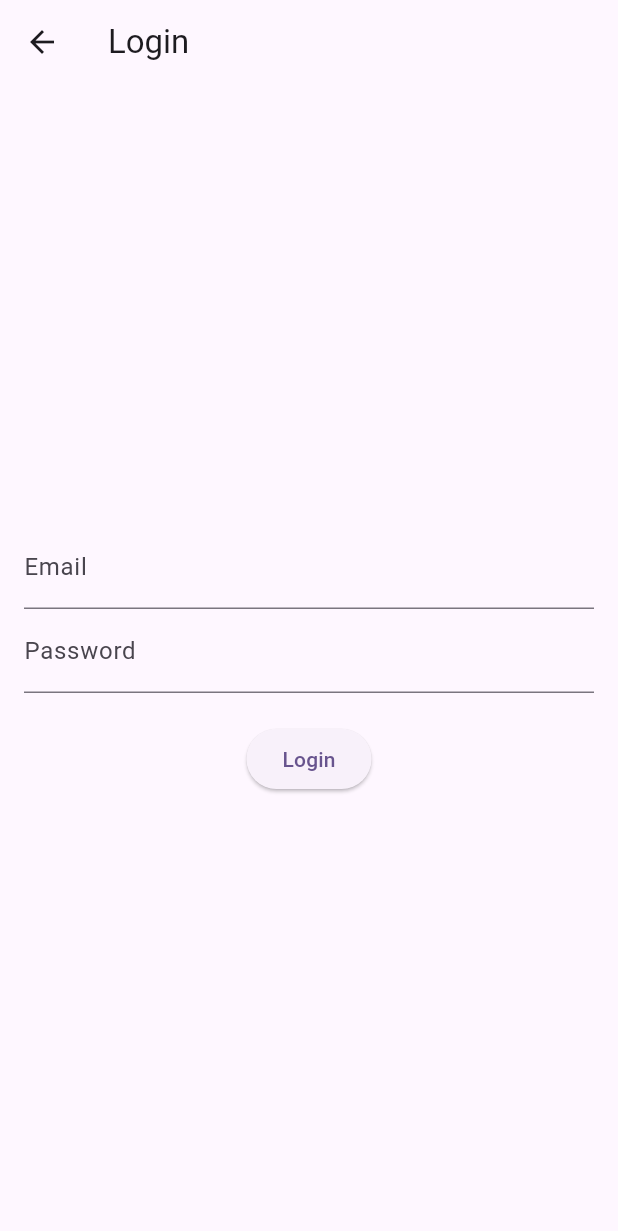
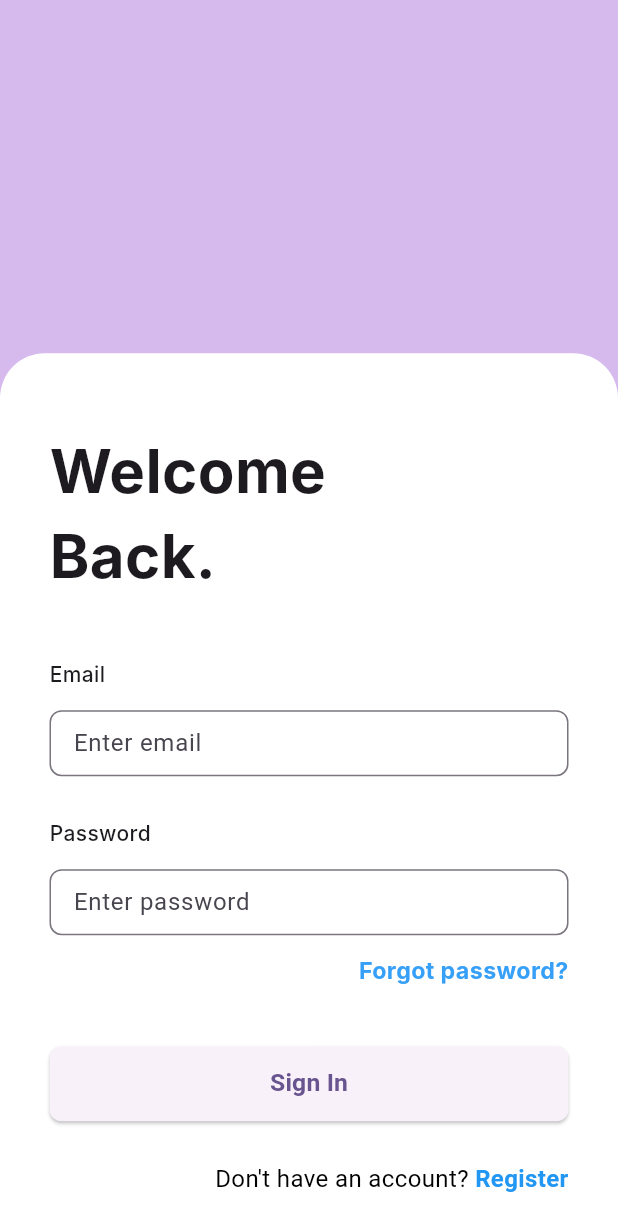
Before and after one commit to Aluve-Software/aluve_calendar_mobile, a Flutter app: the LoginScreen screen opened directly, on a phone screen of 412 x 824 dp. Shown: the top 1231 px of the screen. Run offline on Flutter 3.47's test engine with Material 2 defaults, Android fonts, the phone set to English and light mode, and no system bars; our stand-ins replace dio, email_validator, logger, shared_preferences; accounts and stored records are empty; Roboto replaces fonts that are missing (Inter, Nunito, Poppins).

Commit message:
🚀 feat(login_screen.dart): add button widget import to improve code organization and reusability 🚀 feat(login_screen.dart): add input widget import to improve code organization and reusability 🚀 feat(login_screen.dart): refactor login screen UI to improve user experience and visual appeal 🚀 feat(login_screen.dart): add support for "Forgot password" action to provide password recovery functionality 🚀 feat(login_screen.dart): add sign in button with functionality to trigger login process 🚀 feat(login_screen.dart): add support for "Don't have an account? Register" link to provide registration functionality

```diff
--- a/lib/features/auth/presentation/screens/login_screen.dart
+++ b/lib/features/auth/presentation/screens/login_screen.dart
@@ -1,7 +1,9 @@
+import 'package:aluve_calendar_mobile/features/auth/presentation/widgets/button.dart';
 import 'package:flutter/material.dart';
 import 'package:provider/provider.dart';
 
 import '../../provider/auth_provider.dart';
+import '../widgets/input.dart';
 
 class LoginScreen extends StatefulWidget {
   const LoginScreen({super.key});
@@ -16,45 +18,171 @@ class LoginScreenState extends State<LoginScreen> {
 
   @override
   Widget build(BuildContext context) {
-    final authProvider = Provider.of<AuthProvider>(context);
-
     return Scaffold(
-      appBar: AppBar(
-        title: const Text('Login'),
+      body: SingleChildScrollView(
+        child: Container(
+          constraints: BoxConstraints(
+            maxHeight: MediaQuery.of(context).size.height,
+            maxWidth: MediaQuery.of(context).size.width,
           ),
-      body: Padding(
-        padding: const EdgeInsets.all(16.0),
+          decoration: const BoxDecoration(
+            color: Color(0xffd6b9ed),
+          ),
+          child: Column(
+            children: [
+              const Expanded(
+                flex: 2,
+                child: Column(
+                  children: [
+                    Text(""),
+                  ],
+                ),
+              ),
+              Expanded(
+                flex: 5,
+                child: Container(
+                  width: double.infinity,
+                  decoration: const BoxDecoration(
+                    color: Colors.white,
+                    borderRadius: BorderRadius.only(
+                      topLeft: Radius.circular(30),
+                      topRight: Radius.circular(30),
+                    ),
+                  ),
+                  child: Expanded(
+                    child: Padding(
+                      padding: const EdgeInsets.fromLTRB(33, 50, 33, 30),
                       child: Column(
                         mainAxisAlignment: MainAxisAlignment.center,
-          children: <Widget>[
-            TextField(
+                        crossAxisAlignment: CrossAxisAlignment.center,
+                        children: [
+                          const Align(
+                            alignment: Alignment.centerLeft,
+                            child: Text(
+                              "Welcome",
+                              style: TextStyle(
+                                fontSize: 40,
+                                fontFamily: "Inter",
+                                fontWeight: FontWeight.bold,
+                              ),
+                            ),
+                          ),
+                          const Align(
+                            alignment: Alignment.centerLeft,
+                            child: Text(
+                              "Back.",
+                              style: TextStyle(
+                                fontSize: 40,
+                                fontFamily: "Inter",
+                                fontWeight: FontWeight.bold,
+                              ),
+                            ),
+                          ),
+                          const SizedBox(height: 40),
+                          const Align(
+                            alignment: Alignment.centerLeft,
+                            child: Text(
+                              "Email",
+                              style: TextStyle(
+                                fontSize: 14,
+                                fontFamily: "Inter",
+                                fontWeight: FontWeight.w500,
+                              ),
+                            ),
+                          ),
+                          const SizedBox(
+                            height: 14,
+                          ),
+                          TextInputField(
                             controller: _emailController,
-              decoration: const InputDecoration(labelText: 'Email'),
+                            isPassword: false,
+                            labelText: 'Enter email',
                           ),
-            TextField(
+                          const SizedBox(
+                            height: 28,
+                          ),
+                          const Align(
+                            alignment: Alignment.centerLeft,
+                            child: Text(
+                              "Password",
+                              style: TextStyle(
+                                fontSize: 14,
+                                fontFamily: "Inter",
+                                fontWeight: FontWeight.w500,
+                              ),
+                            ),
+                          ),
+                          const SizedBox(
+                            height: 14,
+                          ),
+                          TextInputField(
                             controller: _passwordController,
-              obscureText: true,
-              decoration: const InputDecoration(labelText: 'Password'),
+                            isPassword: true,
+                            labelText: 'Enter password',
                           ),
-            const SizedBox(height: 20.0),
-            ElevatedButton(
-              onPressed: () async {
-                final email = _emailController.text.trim();
-                final password = _passwordController.text.trim();
-
-                authProvider.loginUser(email, password);
+                          const SizedBox(
+                            height: 12,
+                          ),
+                          Align(
+                            alignment: Alignment.centerRight,
+                            child: GestureDetector(
+                              onTap: () {
+                                // Handle "Forgot Password" action
                               },
-              child: authProvider.isLoading
-                  ? const CircularProgressIndicator()
-                  : const Text('Login'),
+                              child: const Text(
+                                'Forgot password?',
+                                style: TextStyle(
+                                  color: Color(0xFF369FF7),
+                                  fontSize: 15.5,
+                                  fontWeight: FontWeight.w700,
+                                  fontFamily: "Inter",
                                 ),
-            if (authProvider.errorMessage.isNotEmpty)
+                              ),
+                            ),
+                          ),
+                          const SizedBox(
+                            height: 40,
+                          ),
+                          Button(
+                            text: "Sign In",
+                            onPressed: () {},
+                          ),
+                          const SizedBox(
+                            height: 27,
+                          ),
+                          const Align(
+                            alignment: Alignment.centerRight,
+                            child: Row(
+                              mainAxisAlignment: MainAxisAlignment.end,
+                              children: [
                                 Text(
-                authProvider.errorMessage,
-                style: const TextStyle(color: Colors.red),
+                                  "Don't have an account? ",
+                                  style: TextStyle(
+                                    fontFamily: "Nunito",
+                                    fontSize: 16,
+                                    color: Colors.black,
                                   ),
-            if (authProvider.isLoggedIn) const Text('Logged in successfully!'),
+                                ),
+                                Text(
+                                  'Register',
+                                  style: TextStyle(
+                                    fontFamily: "Nunito",
+                                    fontSize: 16,
+                                    fontWeight: FontWeight.bold,
+                                    color: Colors.blue,
+                                  ),
+                                ),
                               ],
+                            ),
+                          ),
+                        ],
+                      ),
+                    ),
+                  ),
+                ),
+              ),
+            ],
+          ),
         ),
       ),
     );
```
Lines whose indentation alone changed are shown as unchanged.
